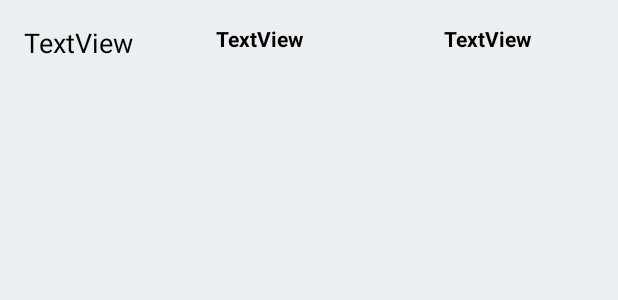
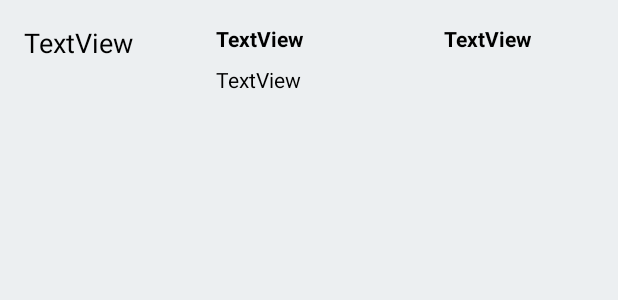
Before and after one commit to Hami5h/Week_09_Food_Tracker_Project, an Android app: the layout food_item.xml on its own in the app's theme, with its tools: preview values and no code run, on a phone screen of 412 x 824 dp. Shown: the top 300 px of the screen. Run offline under Robolectric (Android 15) with nearby library versions, the phone set to English and light mode, and no system bars.

Commit message:
Calories added to table and model. Test passed

```diff
--- a/app/src/main/java/com/example/hamishstewart/foodtracker/Models/FoodListAdapter.java
+++ b/app/src/main/java/com/example/hamishstewart/foodtracker/Models/FoodListAdapter.java
@@ -37,6 +37,9 @@ public class FoodListAdapter extends ArrayAdapter<Food> {
         TextView date = listItemView.findViewById(R.id.Date);
         date.setText((currentFoodItem.getDate().toString()));
 
+        TextView calories = listItemView.findViewById(R.id.Calories);
+        date.setText((currentFoodItem.getDate().toString()));
+
         listItemView.setTag(currentFoodItem);
 
         return listItemView;
--- a/app/src/main/res/layout/food_item.xml
+++ b/app/src/main/res/layout/food_item.xml
@@ -103,4 +103,18 @@
         android:orientation="vertical"
         app:layout_constraintGuide_begin="377dp" />
 
+    <TextView
+        android:id="@+id/Calories"
+        android:layout_width="0dp"
+        android:layout_height="wrap_content"
+        android:layout_marginEnd="8dp"
+        android:layout_marginStart="8dp"
+        android:layout_marginTop="8dp"
+        android:text="TextView"
+        android:textColor="#000000"
+        android:textSize="14sp"
+        app:layout_constraintEnd_toStartOf="@+id/guideline6"
+        app:layout_constraintStart_toStartOf="@+id/guideline5"
+        app:layout_constraintTop_toBottomOf="@+id/Eaten" />
+
 </android.support.constraint.ConstraintLayout>
```
Also changed, not shown: app/src/main/java/com/example/hamishstewart/foodtracker/Controllers/AddActivity.java (+8 -8 lines), app/src/main/java/com/example/hamishstewart/foodtracker/Controllers/EditActivity.java (+8 -8 lines), app/src/main/java/com/example/hamishstewart/foodtracker/Db/FoodTrackerDatabase.java (+9 -4 lines), app/src/main/java/com/example/hamishstewart/foodtracker/Models/Food.java (+11 -1 lines), 1 other file.
